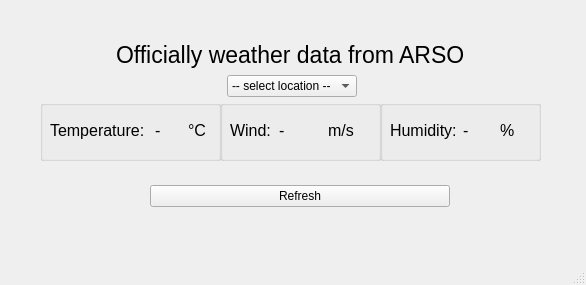
The window that GUI.ui (DavidTheArduinoFighter/RLS_Weather) describes before a commit, drawn with Qt 5.
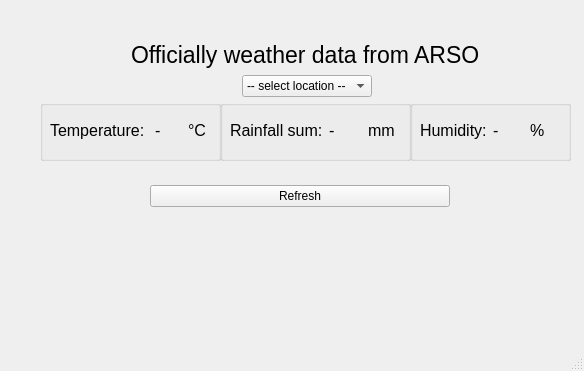
The same window after the commit.

Patch:
```diff
--- a/GUI.ui
+++ b/GUI.ui
@@ -6,8 +6,8 @@
    <rect>
     <x>0</x>
     <y>0</y>
-    <width>586</width>
-    <height>285</height>
+    <width>584</width>
+    <height>371</height>
    </rect>
   </property>
   <property name="windowTitle">
@@ -70,7 +70,7 @@
      <rect>
       <x>41</x>
       <y>75</y>
-      <width>501</width>
+      <width>531</width>
       <height>22</height>
      </rect>
     </property>
@@ -117,7 +117,7 @@
      <rect>
       <x>40</x>
       <y>40</y>
-      <width>501</width>
+      <width>531</width>
       <height>30</height>
      </rect>
     </property>
@@ -225,7 +225,7 @@
      <rect>
       <x>220</x>
       <y>100</y>
-      <width>161</width>
+      <width>191</width>
       <height>61</height>
      </rect>
     </property>
@@ -234,7 +234,7 @@
       <rect>
        <x>10</x>
        <y>10</y>
-       <width>141</width>
+       <width>171</width>
        <height>41</height>
       </rect>
      </property>
@@ -247,7 +247,7 @@
          </font>
         </property>
         <property name="text">
-         <string>Wind:</string>
+         <string>Rainfall sum:</string>
         </property>
        </widget>
       </item>
@@ -271,7 +271,7 @@
          </font>
         </property>
         <property name="text">
-         <string>m/s</string>
+         <string>mm</string>
         </property>
        </widget>
       </item>
@@ -281,7 +281,7 @@
    <widget class="QGroupBox" name="groupBox_3">
     <property name="geometry">
      <rect>
-      <x>380</x>
+      <x>410</x>
       <y>100</y>
       <width>161</width>
       <height>61</height>
```
Left out of the diff: 2 changed lines with no effect on the pictures.
